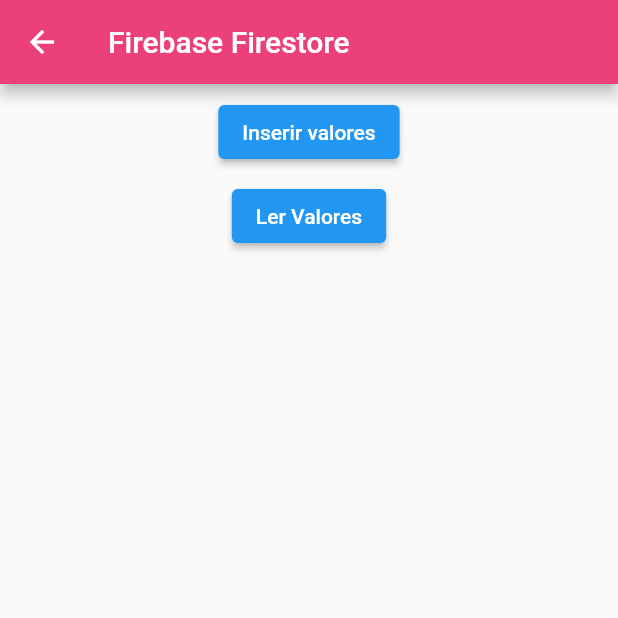
After one commit to cpelegrin/Desenvolvimento_Mobile, a Flutter app: the FirestorePage screen opened directly, after a tap on "Inserir valores", on a phone screen of 412 x 824 dp, the top half of it. The commit adds this screen. Run offline on Flutter 3.47's test engine with Material 2 defaults, Android fonts, the phone set to English and light mode, and no system bars; our stand-ins replace cloud_firestore, firebase_auth, firebase_core, flutter_speed_dial, form_field_validator, shared_preferences and 1 more; accounts and stored records are empty.

Commit message:
Unidade 4 Aula 6 - Firebase - Salvando registros no Firestore

```diff
--- /dev/null
+++ b/desenvolvimento_mobile/lib/Pages/firestore_page.dart
@@ -0,0 +1,100 @@
+import 'package:cloud_firestore/cloud_firestore.dart';
+import 'package:flutter/material.dart';
+
+//Alterar a SDK mínima para 21
+class FirestorePage extends StatelessWidget {
+  FirebaseFirestore firestore = FirebaseFirestore.instance;
+
+  @override
+  Widget build(BuildContext context) {
+    return Scaffold(
+      appBar: AppBar(
+        title: Text("Firebase Firestore"),
+      ),
+      body: Container(
+        child: Center(
+          child: Column(
+            children: [
+              Padding(
+                padding: const EdgeInsets.all(8.0),
+                child: ElevatedButton(
+                  onPressed: () async {
+                    var fido = Dog(
+                      id: 3,
+                      name: 'Fido',
+                      age: 25,
+                    );
+
+                    await insertDog(fido);
+                  },
+                  child: Text("Inserir valores"),
+                ),
+              ),
+              ElevatedButton(
+                onPressed: () async {
+                  readDogs();
+                },
+                child: Text("Ler Valores"),
+              ),
+            ],
+          ),
+        ),
+      ),
+    );
+  }
+
+  insertDog(Dog dog) {
+    //Precisa ter o Firestore criado
+    CollectionReference dogs = firestore.collection('dogs');
+
+    return dogs
+        .add({
+          'name': dog.name,
+          'age': dog.age,
+        })
+        .then((value) => print("Doguineo Adicionado"))
+        .catchError((error) => print("Failed to add Doguineo: $error"));
+  }
+
+  Future<void> readDogs() async {
+    CollectionReference dogs = firestore.collection('dogs');
+
+    await dogs.get().then(
+          (querySnapshot) => {
+            print("Quantidade de registros: ${querySnapshot.docs.length}"),
+            querySnapshot.docs.forEach((doc) {
+              print(doc.data());
+            }),
+          },
+        );
+  }
+}
+
+class Dog {
+  final int id;
+  final String name;
+  final int age;
+
+  Dog({
+    required this.id,
+    required this.name,
+    required this.age,
+  });
+
+  // Convert a Dog into a Map. The keys must correspond to the names of the
+  // columns in the database.
+  Map<String, dynamic> toMap() {
+    return {
+      'id': id,
+      'name': name,
+      'age': age,
+    };
+  }
+
+  // Implement toString to make it easier to see information about
+  // each dog when using the print statement.
+  @override
+  String toString() {
+    return 'Dog{id: $id, name: $name, age: $age}';
+  }
+}
--- a/desenvolvimento_mobile/lib/Pages/home_page.dart
+++ b/desenvolvimento_mobile/lib/Pages/home_page.dart
@@ -5,6 +5,7 @@ import 'package:desenvolvimento_mobile/Pages/stateful_lifecyle.dart';
 import 'package:flutter/material.dart';
 
 import 'drawer_navigation_page.dart';
+import 'firestore_page.dart';
 import 'future_builder_page.dart';
 import 'shared_pref_page.dart';
 
@@ -162,12 +163,12 @@ class HomePage extends StatelessWidget {
                       context,
                       MaterialPageRoute(
                         builder: (BuildContext context) {
-                          return DrawerNavigationPage();
+                          return FirestorePage();
                         },
                       ),
                     );
                   },
-                  child: Text("a"),
+                  child: Text("Firestore"),
                 ),
               ),
             ],
--- a/desenvolvimento_mobile/pubspec.yaml
+++ b/desenvolvimento_mobile/pubspec.yaml
@@ -33,6 +33,7 @@ dependencies:
 
   firebase_core: ^1.6.0
   firebase_auth: ^3.1.1
+  cloud_firestore: ^2.5.2
 
 
   # The following adds the Cupertino Icons font to your application.
```
Also changed, not shown: desenvolvimento_mobile/pubspec.lock, 1 other file.
